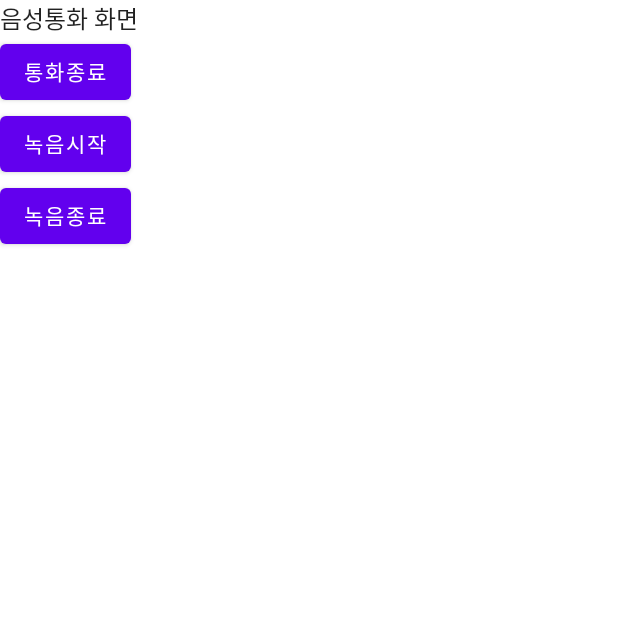
After one commit to Sohot-compile-error/Deep-truth_android-kotlin, an Android app built with Jetpack Compose: the composable VoiceCallScreen shown on its own in the app's theme, on a phone screen of 412 x 824 dp, the top half of it. The commit adds this screen. Run offline under Robolectric (Android 15) with nearby library versions, the phone set to English and light mode, and no system bars; 1 statement that could not run was skipped.

Commit message:
design : 음성통화 뷰 작성

```diff
--- /dev/null
+++ b/app/src/main/java/kau/sohothackathon/compileerror/ui/voice/VoiceCallScreen.kt
@@ -0,0 +1,80 @@
+package kau.sohothackathon.compileerror.ui.voice
+
+import android.content.Context
+import android.media.*
+import android.os.Environment
+import androidx.compose.foundation.layout.Column
+import androidx.compose.foundation.layout.fillMaxSize
+import androidx.compose.material.Button
+import androidx.compose.material.Text
+import androidx.compose.runtime.Composable
+import androidx.compose.runtime.DisposableEffect
+import androidx.compose.runtime.rememberCoroutineScope
+import androidx.compose.ui.Modifier
+import androidx.compose.ui.platform.LocalContext
+import kau.sohothackathon.compileerror.R
+import kau.sohothackathon.compileerror.RecordingThread
+import kotlinx.coroutines.delay
+import kotlinx.coroutines.launch
+import java.io.File
+import java.io.FileOutputStream
+import java.io.IOException
+
+
+@Composable
+fun VoiceCallScreen() {
+
+    val context = LocalContext.current
+    val scope = rememberCoroutineScope()
+    val ouputPlayer: MediaPlayer =
+        MediaPlayer.create(context, R.raw.levitating)
+
+    DisposableEffect(key1 = Unit) {
+        playVoiceCall(context, ouputPlayer)
+//        AudioCutter.cutAudio(context, R.raw.levitating)
+        onDispose {
+            ouputPlayer.release()
+        }
+    }
+    val outputDirectory =
+        File(context.getExternalFilesDir(Environment.DIRECTORY_MUSIC), "input")
+    outputDirectory.mkdirs()
+    val mp3InputStream = context.resources.openRawResource(R.raw.time_is_running_out)
+    val tempFile = File.createTempFile("prefix", ".mp3", context.cacheDir)
+    FileOutputStream(tempFile).use { outputStream ->
+        mp3InputStream.copyTo(outputStream)
+    }
+
+    val thread = RecordingThread(outputDirectory.absolutePath, tempFile)
+    Column(modifier = Modifier.fillMaxSize()) {
+        Text(text = "음성통화 화면")
+        Button(onClick = {
+            playVoiceCall(context, ouputPlayer)
+        }) {
+            Text(text = "통화종료")
+        }
+        Button(onClick = {
+            scope.launch {
+                thread.start()
+                delay(5000L)
+                thread.stopRecording()
+            }
+        }) {
+            Text(text = "녹음시작")
+        }
+        Button(onClick = { /*TODO*/ }) {
+            Text(text = "녹음종료")
+        }
+    }
+
+}
+
+
+fun playVoiceCall(context: Context, mediaPlayer: MediaPlayer) {
+    try {
+        mediaPlayer.start()
+        mediaPlayer.setOnCompletionListener { mediaPlayer -> mediaPlayer.release() }
+    } catch (e: IOException) {
+        e.printStackTrace()
+    }
+}
```
Also changed, not shown: app/src/main/java/kau/sohothackathon/compileerror/MainActivity.kt (+21 -16 lines).
